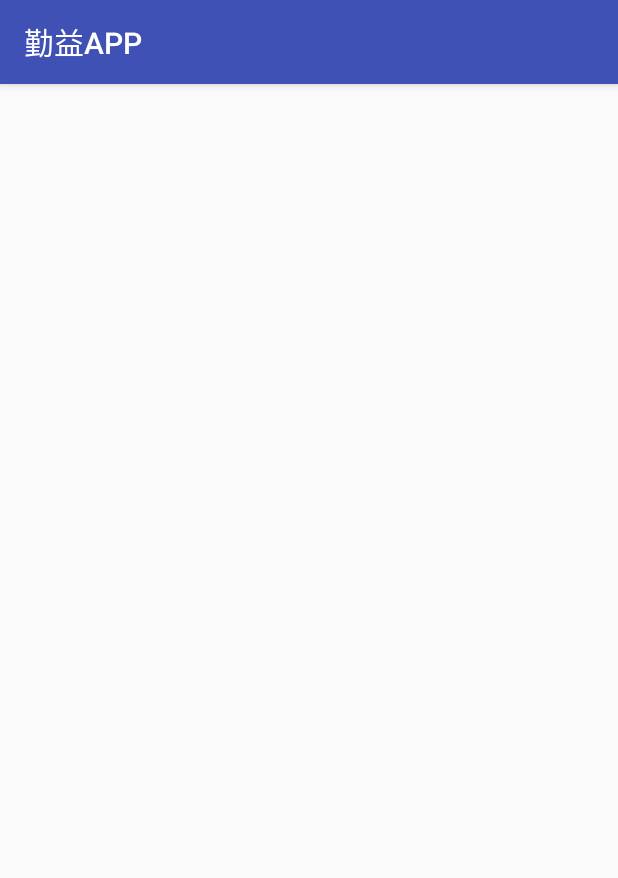
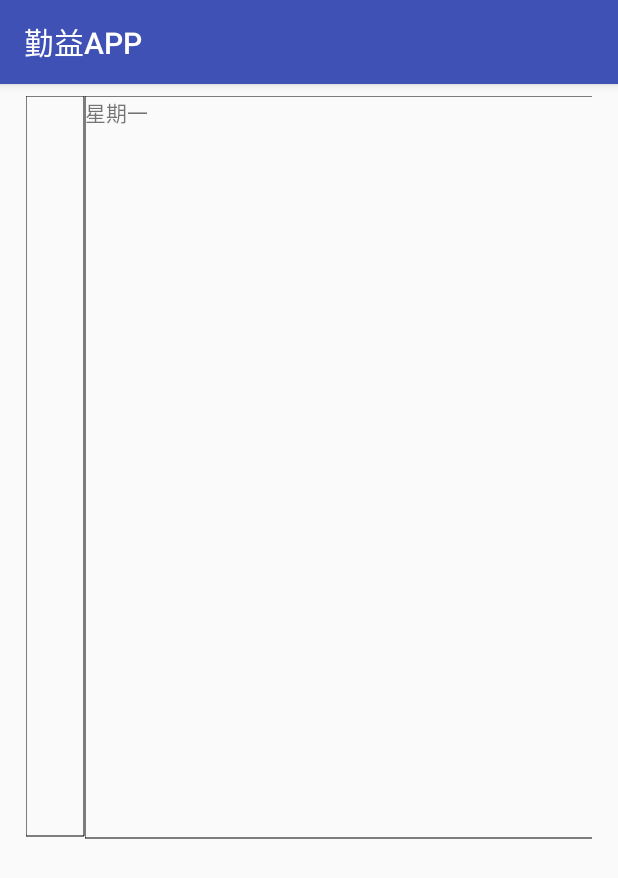
Before and after one commit to comid3212/mogege, an Android app: the classtable screen opened directly, with no data from a screen before it, on a phone screen of 412 x 824 dp. Shown: the top 878 px of the screen. Run offline under Robolectric (Android 15) with nearby library versions, the light colour scheme and no system bars; 2 statements that could not run were skipped.

Commit message:
完成課表90%

```diff
--- a/app/src/main/java/com/example/user/myapplication/MyTextView.java
+++ b/app/src/main/java/com/example/user/myapplication/MyTextView.java
@@ -13,18 +13,24 @@ public class MyTextView extends android.support.v7.widget.AppCompatTextView {
     public MyTextView(Context context) {
         super(context);
     }
+    public boolean top = true, left = true, right = true, down = true;
 
     private int sroke_width = 1;
+
     @Override
     protected void onDraw(Canvas canvas) {
         Paint paint = new Paint();
         //  将边框设为黑色
         paint.setColor(android.graphics.Color.BLACK);
         //  画TextView的4个边
-        canvas.drawLine(0, 0, this.getWidth() - sroke_width, 0, paint);
-        canvas.drawLine(0, 0, 0, this.getHeight() - sroke_width, paint);
-        canvas.drawLine(this.getWidth() - sroke_width, 0, this.getWidth() - sroke_width, this.getHeight() - sroke_width, paint);
-        canvas.drawLine(0, this.getHeight() - sroke_width, this.getWidth() - sroke_width, this.getHeight() - sroke_width, paint);
+        if(top)
+            canvas.drawLine(0, 0, this.getWidth() - sroke_width, 0, paint); //TOP
+        if(left)
+            canvas.drawLine(0, 0, 0, this.getHeight() - sroke_width, paint);//LEFT
+        if(right)
+            canvas.drawLine(this.getWidth() - sroke_width, 0, this.getWidth() - sroke_width, this.getHeight() - sroke_width, paint); // RIGHT
+        if(down)
+            canvas.drawLine(0, this.getHeight() - sroke_width, this.getWidth() - sroke_width, this.getHeight() - sroke_width, paint); //DOWN
         super.onDraw(canvas);
     }
 }
--- a/app/src/main/java/com/example/user/myapplication/classtable.java
+++ b/app/src/main/java/com/example/user/myapplication/classtable.java
@@ -70,19 +70,31 @@ class MyAdapter extends BaseAdapter {
 
         LinearLayout layout = (LinearLayout)view.findViewById(R.id.classLayout);
         layout.removeAllViews();
-        LinearLayout.LayoutParams param = new LinearLayout.LayoutParams(
-                ViewGroup.LayoutParams.MATCH_PARENT,
-                ViewGroup.LayoutParams.WRAP_CONTENT,
-                1.0f
-        );
         ClassInfomation classInfomation = classes.get(i);
         for(int o = 0; o < classInfomation.classLength.size(); ++o) {
             String name = classInfomation.className.get(o);
             Integer length = classInfomation.classLength.get(o);
-            TextView textView = new MyTextView(context);
+            MyTextView textView = new MyTextView(context);
             textView.setText(name);
-            param.weight = length;
-            layout.addView(textView, param);
+            textView.setGravity(TextView.TEXT_ALIGNMENT_CENTER);
+            if(length != 1) {
+                textView.down = false;
+            }
+            layout.addView(textView, new LinearLayout.LayoutParams(
+                    ViewGroup.LayoutParams.MATCH_PARENT,
+                    ViewGroup.LayoutParams.WRAP_CONTENT,1.0f
+            ));
+            for(int s = 1; s < length; ++s){
+                MyTextView textView1 = new MyTextView(context);
+                textView1.setGravity(TextView.TEXT_ALIGNMENT_CENTER);
+                textView1.down = false;
+                textView1.top = false;
+                layout.addView(textView1, new LinearLayout.LayoutParams(
+                        ViewGroup.LayoutParams.MATCH_PARENT,
+                        ViewGroup.LayoutParams.WRAP_CONTENT,
+                        1.0f
+                ));
+            }
         }
 
         return view;
@@ -126,6 +138,20 @@ public class classtable extends AppCompatActivity {
                     for(int i = 0; i < 8; ++i) {
                         classInfomations.add(new ClassInfomation());
                     }
+                    classInfomations.get(1).className.add("星期一");
+                    classInfomations.get(1).classLength.add(1);
+                    classInfomations.get(2).className.add("星期二");
+                    classInfomations.get(2).classLength.add(1);
+                    classInfomations.get(3).className.add("星期三");
+                    classInfomations.get(3).classLength.add(1);
+                    classInfomations.get(4).className.add("星期四");
+                    classInfomations.get(4).classLength.add(1);
+                    classInfomations.get(5).className.add("星期五");
+                    classInfomations.get(5).classLength.add(1);
+                    classInfomations.get(6).className.add("星期六");
+                    classInfomations.get(6).classLength.add(1);
+                    classInfomations.get(7).className.add("星期日");
+                    classInfomations.get(7).classLength.add(1);
                     int[] padList = new int[8];
                     int count = 0;
                     for(int i=7;i<className.size() - 1;i++) {
@@ -144,11 +170,32 @@ public class classtable extends AppCompatActivity {
                         count %= 8;
                     }
 
+                    LinearLayout timeLayout = (LinearLayout)findViewById(R.id.timeLayout);
+                    timeLayout.removeAllViews();
+
+                    MyTextView textView = new MyTextView(reference.get());
+                    timeLayout.addView(textView, new LinearLayout.LayoutParams(
+                            ViewGroup.LayoutParams.MATCH_PARENT,
+                            ViewGroup.LayoutParams.WRAP_CONTENT,
+                            1.0f
+                    ));
+                    for(int i = 0; i < classInfomations.get(0).classLength.size(); ++i) {
+                        MyTextView textView1 = new MyTextView(reference.get());
+                        textView1.setText(String.valueOf(i + 1));
+                        timeLayout.addView(textView1, new LinearLayout.LayoutParams(
+                                ViewGroup.LayoutParams.MATCH_PARENT,
+                                ViewGroup.LayoutParams.WRAP_CONTENT,
+                                1.0f
+                        ));
+                    }
+
                     MyAdapter adapter;
+                    classInfomations.remove(0);
                     adapter = new MyAdapter(reference.get() , classInfomations);
 
                     ListView.setAdapter(adapter);
                     //將ListAdapter設定至ListView裡面
+                    break;
             }
         }
     }
--- a/app/src/main/res/layout/activity_classtable.xml
+++ b/app/src/main/res/layout/activity_classtable.xml
@@ -6,14 +6,33 @@
     android:layout_height="match_parent"
     tools:context="com.example.user.myapplication.classtable">
 
+    <LinearLayout
+        android:id="@+id/timeLayout"
+        android:layout_width="39dp"
+        android:layout_height="494dp"
+        android:layout_marginBottom="8dp"
+        android:orientation="vertical"
+        app:layout_constraintBottom_toBottomOf="@+id/testlist"
+        app:layout_constraintEnd_toStartOf="@+id/testlist"
+        app:layout_constraintHorizontal_chainStyle="packed"
+        app:layout_constraintStart_toStartOf="parent"
+        app:layout_constraintTop_toTopOf="@+id/testlist"
+        app:layout_constraintVertical_bias="0.0">
+
+    </LinearLayout>
+
     <com.example.user.myapplication.HorizontalListView
         android:id="@+id/testlist"
-        android:layout_width="368dp"
-        android:layout_height="495dp"
+        android:layout_width="338dp"
+        android:layout_height="match_parent"
+        android:layout_marginBottom="8dp"
+        android:layout_marginTop="8dp"
         android:scrollbars="horizontal"
-        tools:ignore="MissingConstraints"
-        tools:layout_editor_absoluteX="8dp"
-        tools:layout_editor_absoluteY="16dp">
+        app:layout_constraintBottom_toBottomOf="parent"
+        app:layout_constraintEnd_toEndOf="parent"
+        app:layout_constraintStart_toEndOf="@+id/timeLayout"
+        app:layout_constraintTop_toTopOf="parent"
+        tools:ignore="MissingConstraints">
 
     </com.example.user.myapplication.HorizontalListView>
 </android.support.constraint.ConstraintLayout>
```
